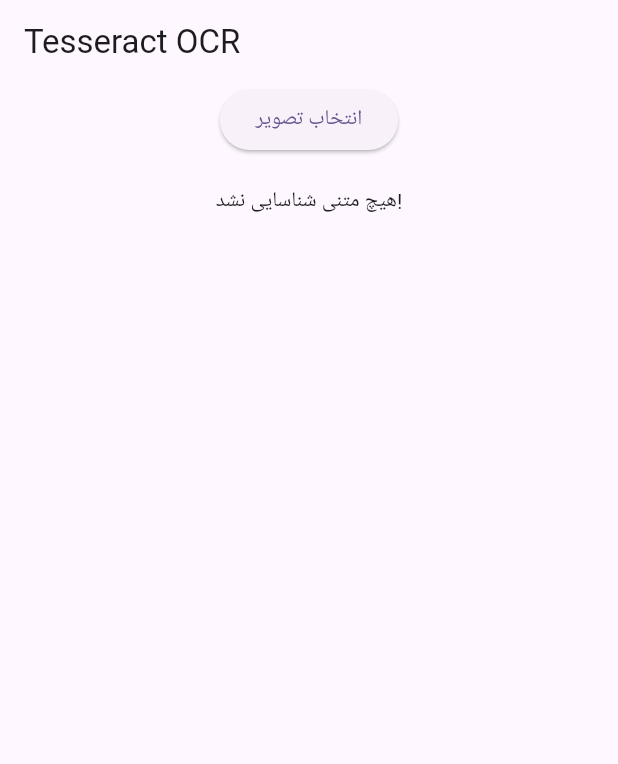
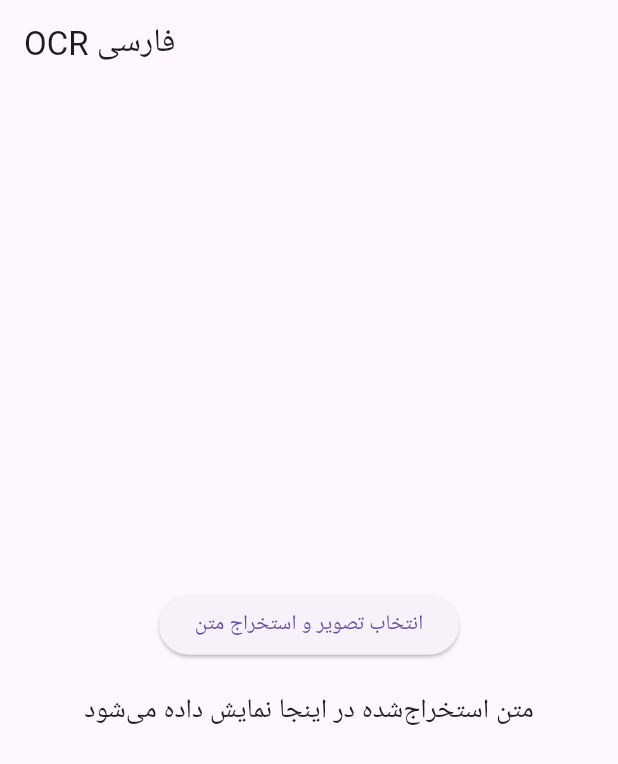
Before and after one commit to Ho3einTahan/shahidNeshan, a Flutter app: the screen it shows after launch, on a phone screen of 412 x 824 dp. Shown: the top 764 px of the screen. Run offline on Flutter 3.47's test engine with Material 3 defaults, Android fonts, the phone set to English and light mode, and no system bars; our stand-ins replace flutter_bloc, get_it, image_picker; missing offline and left inert: flutter_tesseract_ocr.

Commit message:
Update  main.dart

```diff
--- a/lib/main.dart
+++ b/lib/main.dart
@@ -1,86 +1,53 @@
 import 'package:flutter/material.dart';
+import 'package:flutter_tesseract_ocr/flutter_tesseract_ocr.dart';
 import 'package:image_picker/image_picker.dart';
-import 'package:flutter_tesseract_ocr/flutter_tesseract_ocr.dart';
-import 'package:path_provider/path_provider.dart';
-import 'package:shahid_neshan/src/config/get_it.dart';
-import 'package:shahid_neshan/src/core/function/copyTessDataToAppDirectory.dart';
-import 'package:shahid_neshan/src/core/function/preloadAssets.dart';
-import 'package:shahid_neshan/src/core/utils/bloc_providers.dart';
 
-
-void main() async{
-  WidgetsFlutterBinding.ensureInitialized();
-  await preloadAssets();
-  await copyTessdataToAppDirectory();
-  await GetItDP.setUpGetIt();
-  runApp( blocProviders(const MyApp()) );
+void main() {
+  runApp(MyApp());
 }
 
 class MyApp extends StatelessWidget {
-  const MyApp({super.key});
-
   @override
   Widget build(BuildContext context) {
     return MaterialApp(
-      title: 'Flutter Demo',
-      theme: ThemeData(colorScheme: ColorScheme.fromSeed(seedColor: Colors.deepPurple), useMaterial3: true),
-      home: TesseractOCRExample(),
+      home: OCRScreen(),
     );
   }
 }
 
-
-
-class TesseractOCRExample extends StatefulWidget {
+class OCRScreen extends StatefulWidget {
   @override
-  _TesseractOCRExampleState createState() => _TesseractOCRExampleState();
+  _OCRScreenState createState() => _OCRScreenState();
 }
 
-class _TesseractOCRExampleState extends State<TesseractOCRExample> {
-  String recognizedText = 'هیچ متنی شناسایی نشد!';
-  final ImagePicker _picker = ImagePicker();
+class _OCRScreenState extends State<OCRScreen> {
+  String _text = "متن استخراج‌شده در اینجا نمایش داده می‌شود";
+  final picker = ImagePicker();
 
-  Future<void> recognizeText() async {
-    final XFile? imageFile = await _picker.pickImage(source: ImageSource.camera);
+  Future<void> extractText() async {
+    final pickedFile = await picker.pickImage(source: ImageSource.camera);
+    if (pickedFile == null) return;
 
-    if (imageFile == null) return;
-
-    try {
-      final text = await FlutterTesseractOcr.extractText(
-        imageFile.path,
-        language: 'fas',
-        args: {
-          "tessdata": "${(await getApplicationSupportDirectory()).path}/tessdata",
-          "language": "fas",
-        },
-      );
-      print('متن استخراج شده: $text');
-      setState(() {
-        recognizedText = text.isNotEmpty ? text : 'هیچ متنی شناسایی نشد!';
-      });
-    } catch (e, stacktrace) {
-      print('خطا: $e');
-      print('جزئیات خطا: $stacktrace');
-      setState(() {
-        recognizedText = 'خطا در شناسایی متن: $e';
-      });
-    }
-
+    String extractedText = await FlutterTesseractOcr.extractText(pickedFile.path, language: 'fas');
+    setState(() {
+      _text = extractedText.isEmpty ? "متنی یافت نشد" : extractedText;
+    });
   }
 
   @override
   Widget build(BuildContext context) {
     return Scaffold(
-      appBar: AppBar(title: const Text('Tesseract OCR')),
-      body: SingleChildScrollView(
+      appBar: AppBar(title:const Text("OCR فارسی")),
+      body: Center(
         child: Column(
-          children: [
+          mainAxisAlignment: MainAxisAlignment.center,
+          children: <Widget>[
             ElevatedButton(
-              onPressed: recognizeText,
-              child: const Text('انتخاب تصویر'),
+              onPressed: extractText,
+              child: Text("انتخاب تصویر و استخراج متن"),
             ),
-            const SizedBox(height: 20),
-            Center(child: Text(recognizedText)),
+            SizedBox(height: 20),
+            Text(_text, textAlign: TextAlign.center, style: TextStyle(fontSize: 18)),
           ],
         ),
       ),
```
